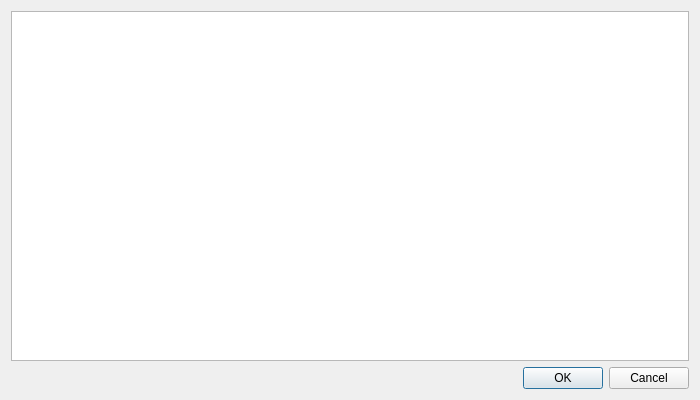
Old version of the form src/pluginmanagerdialog.ui in the repository 0xd34df00d/leechcraft.
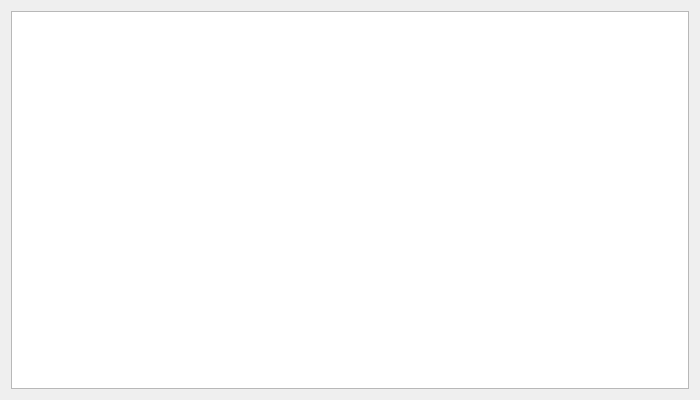
New version of the form. Icons and pictures are not drawn.

Commit message: Core: move PluginManager to the settings dialog.

```diff
--- a/src/pluginmanagerdialog.ui
+++ b/src/pluginmanagerdialog.ui
@@ -61,16 +61,6 @@
      </attribute>
     </widget>
    </item>
-   <item>
-    <widget class="QDialogButtonBox" name="buttonBox">
-     <property name="orientation">
-      <enum>Qt::Horizontal</enum>
-     </property>
-     <property name="standardButtons">
-      <set>QDialogButtonBox::Cancel|QDialogButtonBox::Ok</set>
-     </property>
-    </widget>
-   </item>
   </layout>
  </widget>
  <resources>
```
Left out of the diff: 35 changed lines with no effect on the pictures. The commit also changes 6 other files.
